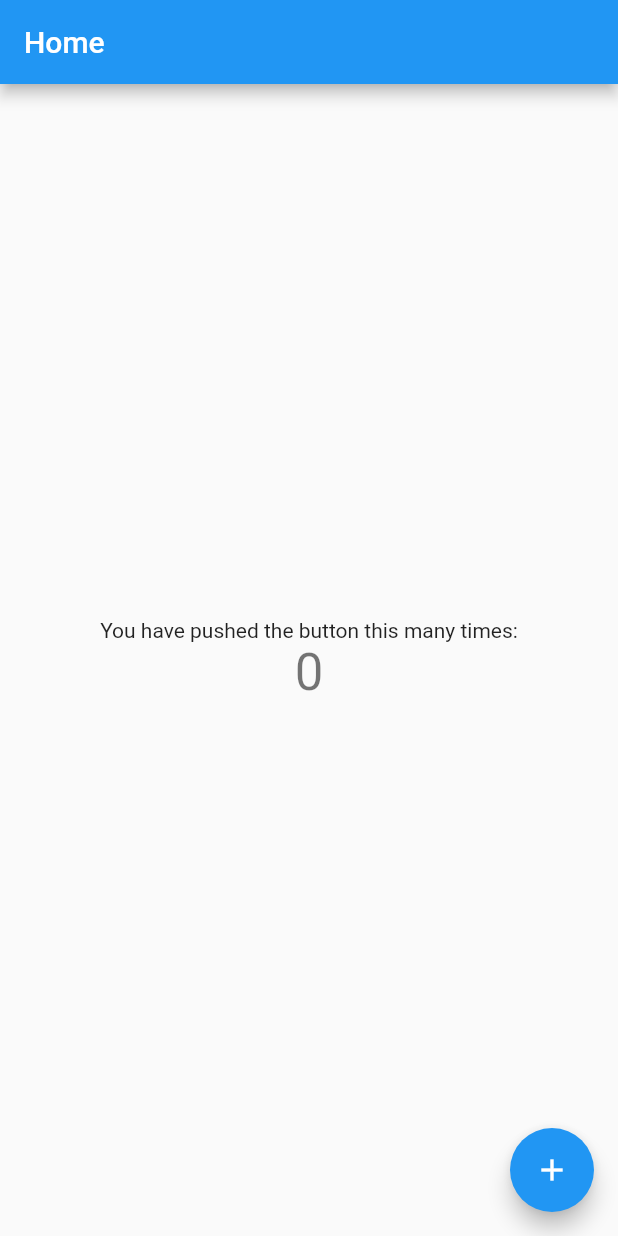
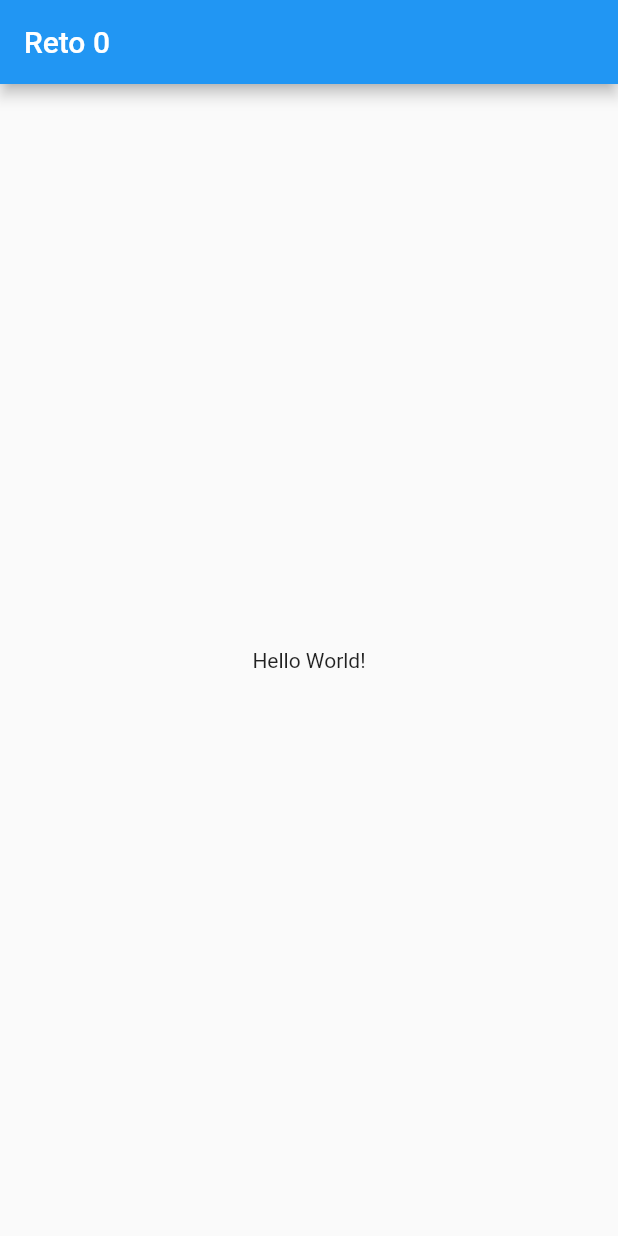
Before and after one commit to rossumovi/reto-0, a Flutter app: the screen it shows after launch, on a phone screen of 412 x 824 dp. Run offline on Flutter 3.47's test engine with Material 2 defaults, Android fonts, the phone set to English and light mode, and no system bars.

Commit message:
This is the zero challenge for the class dadm

```diff
--- a/lib/main.dart
+++ b/lib/main.dart
@@ -10,11 +10,11 @@ class MyApp extends StatelessWidget {
   @override
   Widget build(BuildContext context) {
     return MaterialApp(
-      title: 'flutter-template-monorepo-app',
+      title: 'reto-0',
       theme: ThemeData(
         primarySwatch: Colors.blue,
       ),
-      home: const MyHomePage(title: 'Home'),
+      home: const MyHomePage(title: 'Reto 0'),
     );
   }
 }
@@ -29,14 +29,6 @@ class MyHomePage extends StatefulWidget {
 }
 
 class _MyHomePageState extends State<MyHomePage> {
-  int _counter = 0;
-
-  void _incrementCounter() {
-    setState(() {
-      _counter++;
-    });
-  }
-
   @override
   Widget build(BuildContext context) {
     return Scaffold(
@@ -46,22 +38,13 @@ class _MyHomePageState extends State<MyHomePage> {
       body: Center(
         child: Column(
           mainAxisAlignment: MainAxisAlignment.center,
-          children: <Widget>[
-            const Text(
-              'You have pushed the button this many times:',
-            ),
+          children: const <Widget>[
             Text(
-              '$_counter',
-              style: Theme.of(context).textTheme.headline4,
+              'Hello World!',
             ),
           ],
         ),
       ),
-      floatingActionButton: FloatingActionButton(
-        onPressed: _incrementCounter,
-        tooltip: 'Increment',
-        child: const Icon(Icons.add),
-      ),
     );
   }
 }
```
Also changed, not shown: 5 other files.
